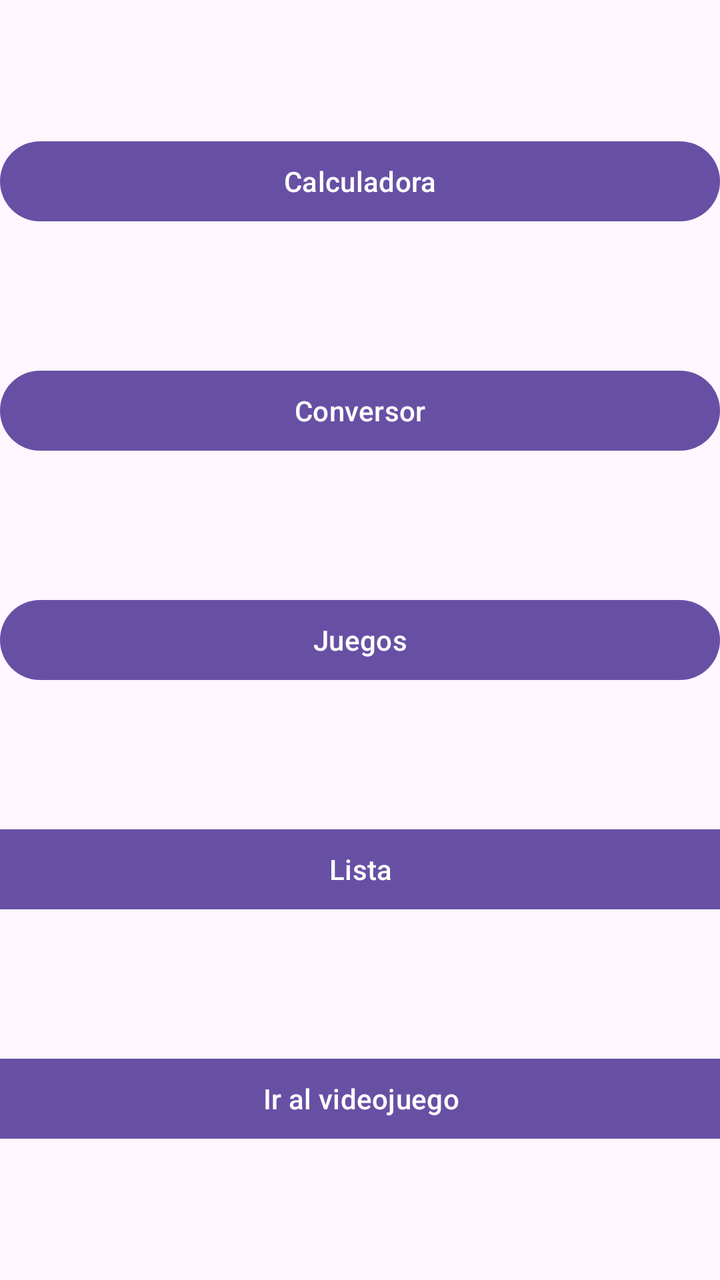
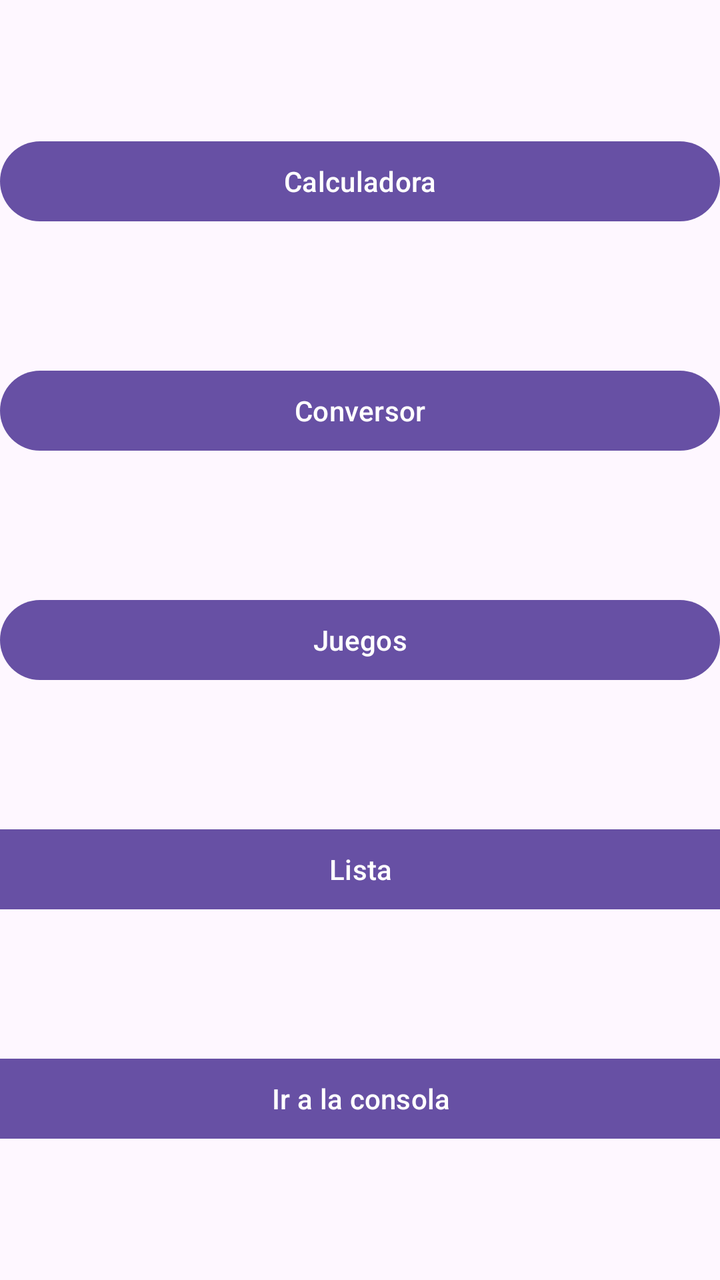

Screens rendered from an Android XML layout before and after an edit, with the pre-edit source and the edit as a unified diff.
<!-- AndroidManifest.xml: application theme Theme.ListaVideojuegos -->
<!-- res/layout/activity_main.xml -->
<?xml version="1.0" encoding="utf-8"?>
<androidx.constraintlayout.widget.ConstraintLayout xmlns:android="http://schemas.android.com/apk/res/android"
    xmlns:app="http://schemas.android.com/apk/res-auto"
    xmlns:tools="http://schemas.android.com/tools"
    android:id="@+id/main"
    android:layout_width="match_parent"
    android:layout_height="match_parent"
    tools:context=".MainActivity">

    <Button
        android:id="@+id/bIrVideojuego"
        android:layout_width="411dp"
        android:layout_height="wrap_content"
        android:text="Ir al videojuego"
        app:layout_constraintBottom_toBottomOf="parent"
        app:layout_constraintEnd_toEndOf="parent"
        app:layout_constraintStart_toStartOf="parent"
        app:layout_constraintTop_toBottomOf="@+id/bLista" />

    <Button
        android:id="@+id/bLista"
        android:layout_width="411dp"
        android:layout_height="wrap_content"
        android:text="Lista"
        app:layout_constraintBottom_toTopOf="@+id/bIrVideojuego"
        app:layout_constraintEnd_toEndOf="parent"
        app:layout_constraintStart_toStartOf="parent"
        app:layout_constraintTop_toBottomOf="@+id/bJuegos" />

    <Button
        android:id="@+id/bCalculadora"
        android:layout_width="0dp"
        android:layout_height="wrap_content"
        android:text="Calculadora"
        app:layout_constraintBottom_toTopOf="@+id/bConversor"
        app:layout_constraintEnd_toEndOf="parent"
        app:layout_constraintStart_toStartOf="parent"
        app:layout_constraintTop_toTopOf="parent" />

    <Button
        android:id="@+id/bConversor"
        android:layout_width="0dp"
        android:layout_height="wrap_content"
        android:text="Conversor"
        app:layout_constraintBottom_toTopOf="@+id/bJuegos"
        app:layout_constraintEnd_toEndOf="parent"
        app:layout_constraintStart_toStartOf="parent"
        app:layout_constraintTop_toBottomOf="@+id/bCalculadora" />

    <Button
        android:id="@+id/bJuegos"
        android:layout_width="0dp"
        android:layout_height="wrap_content"
        android:text="Juegos"
        app:layout_constraintBottom_toTopOf="@+id/bLista"
        app:layout_constraintEnd_toEndOf="parent"
        app:layout_constraintStart_toStartOf="parent"
        app:layout_constraintTop_toBottomOf="@+id/bConversor" />
</androidx.constraintlayout.widget.ConstraintLayout>
<!-- resources referenced by this layout -->
<resources>
  <style name="Theme.ListaVideojuegos" parent="Base.Theme.ListaVideojuegos" />
  <style name="Base.Theme.ListaVideojuegos" parent="Theme.Material3.DayNight.NoActionBar">
          
          
      </style>
</resources>

<!-- the commit's change to res/layout/activity_main.xml (unified diff, before → after) -->
@@ -8,10 +8,10 @@
     tools:context=".MainActivity">
 
     <Button
-        android:id="@+id/bIrVideojuego"
+        android:id="@+id/bIrConsola"
         android:layout_width="411dp"
         android:layout_height="wrap_content"
-        android:text="Ir al videojuego"
+        android:text="Ir a la consola"
         app:layout_constraintBottom_toBottomOf="parent"
         app:layout_constraintEnd_toEndOf="parent"
         app:layout_constraintStart_toStartOf="parent"
@@ -22,7 +22,7 @@
         android:layout_width="411dp"
         android:layout_height="wrap_content"
         android:text="Lista"
-        app:layout_constraintBottom_toTopOf="@+id/bIrVideojuego"
+        app:layout_constraintBottom_toTopOf="@+id/bIrConsola"
         app:layout_constraintEnd_toEndOf="parent"
         app:layout_constraintStart_toStartOf="parent"
         app:layout_constraintTop_toBottomOf="@+id/bJuegos" />
